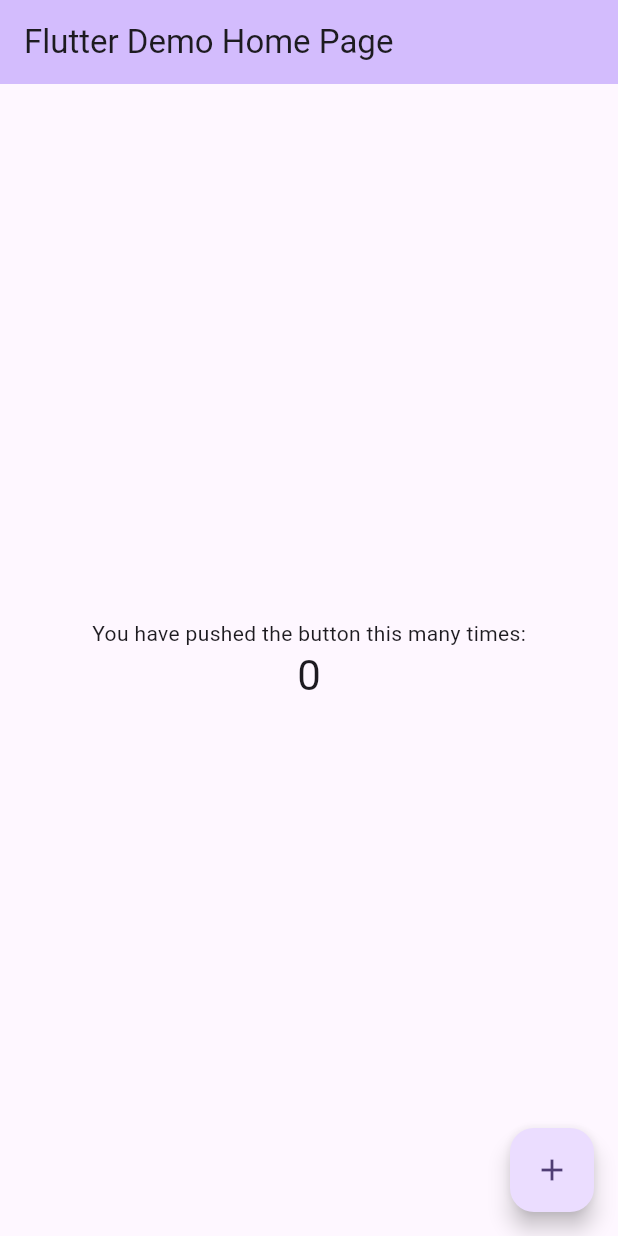
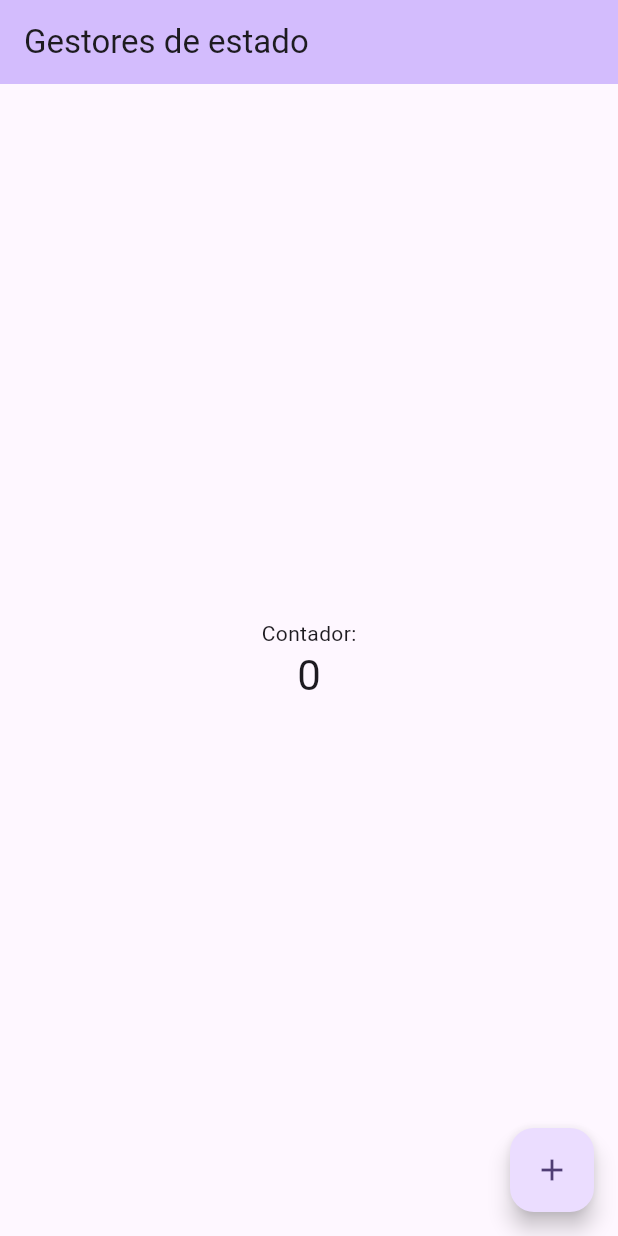
Before and after one commit to AlejoHV/Gestores-estado, a Flutter app: the screen it shows after launch, on a phone screen of 412 x 824 dp. Run offline on Flutter 3.47's test engine with Material 3 defaults, Android fonts, the phone set to English and light mode, and no system bars.

Commit message:
feat: depuración main

```diff
--- a/lib/main.dart
+++ b/lib/main.dart
@@ -7,45 +7,20 @@
 class MyApp extends StatelessWidget {
   const MyApp({super.key});
 
-  // This widget is the root of your application.
   @override
   Widget build(BuildContext context) {
     return MaterialApp(
-      title: 'Flutter Demo',
+      title: 'Taller 4',
       theme: ThemeData(
-        // This is the theme of your application.
-        //
-        // TRY THIS: Try running your application with "flutter run". You'll see
-        // the application has a purple toolbar. Then, without quitting the app,
-        // try changing the seedColor in the colorScheme below to Colors.green
-        // and then invoke "hot reload" (save your changes or press the "hot
-        // reload" button in a Flutter-supported IDE, or press "r" if you used
-        // the command line to start the app).
-        //
-        // Notice that the counter didn't reset back to zero; the application
-        // state is not lost during the reload. To reset the state, use hot
-        // restart instead.
-        //
-        // This works for code too, not just values: Most code changes can be
-        // tested with just a hot reload.
         colorScheme: ColorScheme.fromSeed(seedColor: Colors.deepPurple),
       ),
-      home: const MyHomePage(title: 'Flutter Demo Home Page'),
+      home: const MyHomePage(title: 'Gestores de estado'),
     );
   }
 }
 
 class MyHomePage extends StatefulWidget {
   const MyHomePage({super.key, required this.title});
-
-  // This widget is the home page of your application. It is stateful, meaning
-  // that it has a State object (defined below) that contains fields that affect
-  // how it looks.
-
-  // This class is the configuration for the state. It holds the values (in this
-  // case the title) provided by the parent (in this case the App widget) and
-  // used by the build method of the State. Fields in a Widget subclass are
-  // always marked "final".
 
   final String title;
 
@@ -58,53 +33,22 @@
 
   void _incrementCounter() {
     setState(() {
-      // This call to setState tells the Flutter framework that something has
-      // changed in this State, which causes it to rerun the build method below
-      // so that the display can reflect the updated values. If we changed
-      // _counter without calling setState(), then the build method would not be
-      // called again, and so nothing would appear to happen.
       _counter++;
     });
   }
 
   @override
   Widget build(BuildContext context) {
-    // This method is rerun every time setState is called, for instance as done
-    // by the _incrementCounter method above.
-    //
-    // The Flutter framework has been optimized to make rerunning build methods
-    // fast, so that you can just rebuild anything that needs updating rather
-    // than having to individually change instances of widgets.
     return Scaffold(
       appBar: AppBar(
-        // TRY THIS: Try changing the color here to a specific color (to
-        // Colors.amber, perhaps?) and trigger a hot reload to see the AppBar
-        // change color while the other colors stay the same.
         backgroundColor: Theme.of(context).colorScheme.inversePrimary,
-        // Here we take the value from the MyHomePage object that was created by
-        // the App.build method, and use it to set our appbar title.
         title: Text(widget.title),
       ),
       body: Center(
-        // Center is a layout widget. It takes a single child and positions it
-        // in the middle of the parent.
         child: Column(
-          // Column is also a layout widget. It takes a list of children and
-          // arranges them vertically. By default, it sizes itself to fit its
-          // children horizontally, and tries to be as tall as its parent.
-          //
-          // Column has various properties to control how it sizes itself and
-          // how it positions its children. Here we use mainAxisAlignment to
-          // center the children vertically; the main axis here is the vertical
-          // axis because Columns are vertical (the cross axis would be
-          // horizontal).
-          //
-          // TRY THIS: Invoke "debug painting" (choose the "Toggle Debug Paint"
-          // action in the IDE, or press "p" in the console), to see the
-          // wireframe for each widget.
           mainAxisAlignment: MainAxisAlignment.center,
           children: <Widget>[
-            const Text('You have pushed the button this many times:'),
+            const Text('Contador:'),
             Text(
               '$_counter',
               style: Theme.of(context).textTheme.headlineMedium,
@@ -114,9 +58,9 @@
       ),
       floatingActionButton: FloatingActionButton(
         onPressed: _incrementCounter,
-        tooltip: 'Increment',
+        tooltip: 'Incrementar',
         child: const Icon(Icons.add),
-      ), // This trailing comma makes auto-formatting nicer for build methods.
+      ),
     );
   }
 }
```
